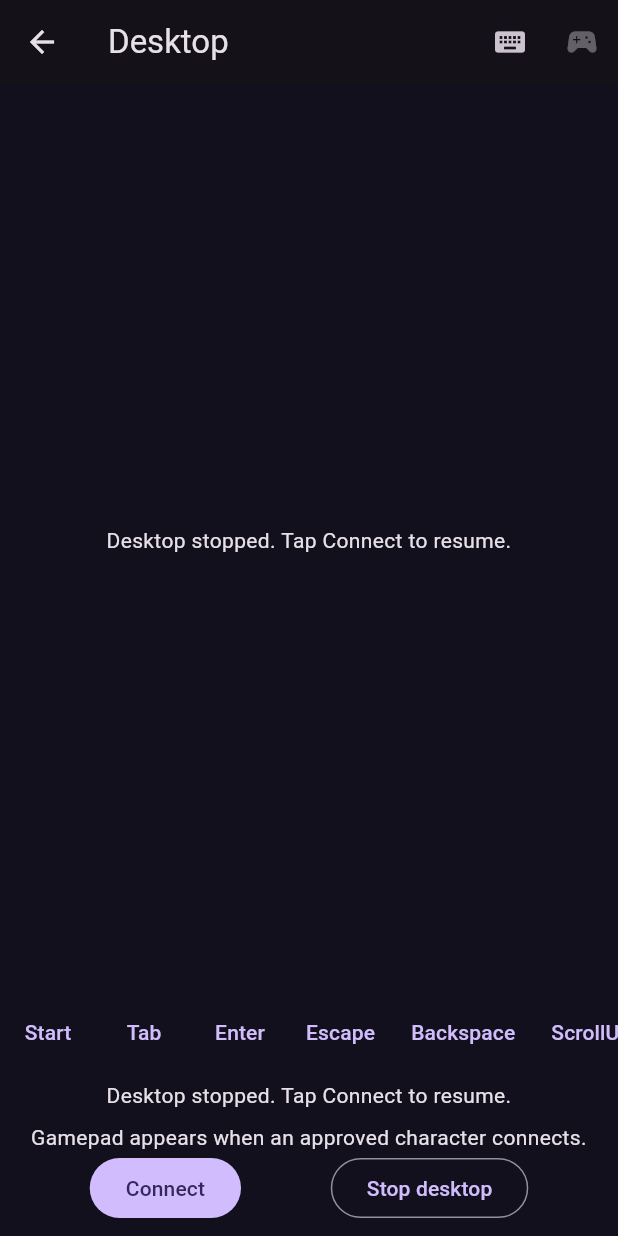
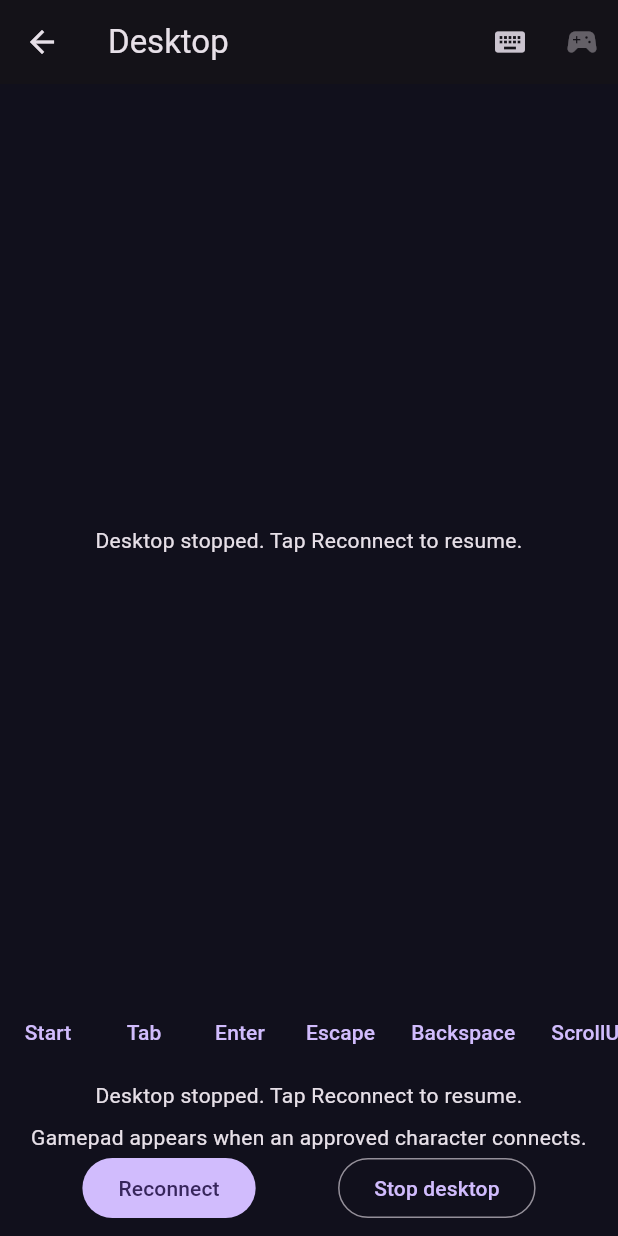
Before and after one commit to MarshalTitan/SentinelRemote, a Flutter app: the DesktopPage screen opened directly with empty values, after a tap on "Stop desktop", on a phone screen of 412 x 824 dp. Run offline on Flutter 3.47's test engine with Material 3 defaults, Android fonts, the phone set to English and light mode, and no system bars; our stand-ins replace flutter_secure_storage; accounts and stored records are empty.

Commit message:
Show reconnect only when needed and align controller guidance with saved phone trust

```diff
--- a/lib/desktop.dart
+++ b/lib/desktop.dart
@@ -39,7 +39,7 @@ class DesktopController extends ChangeNotifier {
       retry = Timer(Duration(seconds: seconds), () { if (wanted) connect(resetAttempts: false); });
     }
   }
-  void stop([String text = 'Desktop stopped. Tap Connect to resume.']) { wanted = false; attempts = 0; disconnect(text); }
+  void stop([String text = 'Desktop stopped. Tap Reconnect to resume.']) { wanted = false; attempts = 0; disconnect(text); }
   Future<void> connect({bool resetAttempts = true}) async {
     if (connecting || disposed) { return; }
     disconnect('Connecting to your PC…');
@@ -81,7 +81,7 @@ class DesktopController extends ChangeNotifier {
     } catch (error) {
       if (epoch == generation && !disposed) {
         final denied = error is RemoteFailure && (error.code == 'desktop_not_permitted' || error.code == 'unauthorized');
-        disconnect(denied ? 'In the PC app, select this phone and choose Trust selected phone once.' : 'Desktop unavailable. Check the PC and tap Connect.',
+        disconnect(denied ? 'In the PC app, select this phone and choose Trust selected phone once.' : 'Desktop unavailable. Check the PC and tap Reconnect.',
           reconnect: !denied);
       }
     }
@@ -252,10 +252,12 @@ class _DesktopPageState extends State<DesktopPage> with WidgetsBindingObserver {
       Padding(padding: const EdgeInsets.symmetric(horizontal: 8), child: Text(
         gameReady ? 'Gamepad ready · $character' : 'Gamepad appears when an approved character connects.',
         textAlign: TextAlign.center)),
-      Row(mainAxisAlignment: MainAxisAlignment.spaceEvenly, children: [
-        FilledButton(onPressed: () => desktop.connect(), child: const Text('Connect')),
-        OutlinedButton(onPressed: desktop.stop, child: const Text('Stop desktop')),
-      ]),
+      ListenableBuilder(listenable: desktop, builder: (context, _) => Row(
+        mainAxisAlignment: MainAxisAlignment.spaceEvenly, children: [
+          if (!desktop.ready.value && !desktop.connecting)
+            FilledButton(onPressed: () => desktop.connect(), child: const Text('Reconnect')),
+          OutlinedButton(onPressed: desktop.stop, child: const Text('Stop desktop')),
+        ])),
       const SizedBox(height: 8),
     ])),
   );
```
Also changed, not shown: lib/gamepad.dart (+4 -4 lines).
